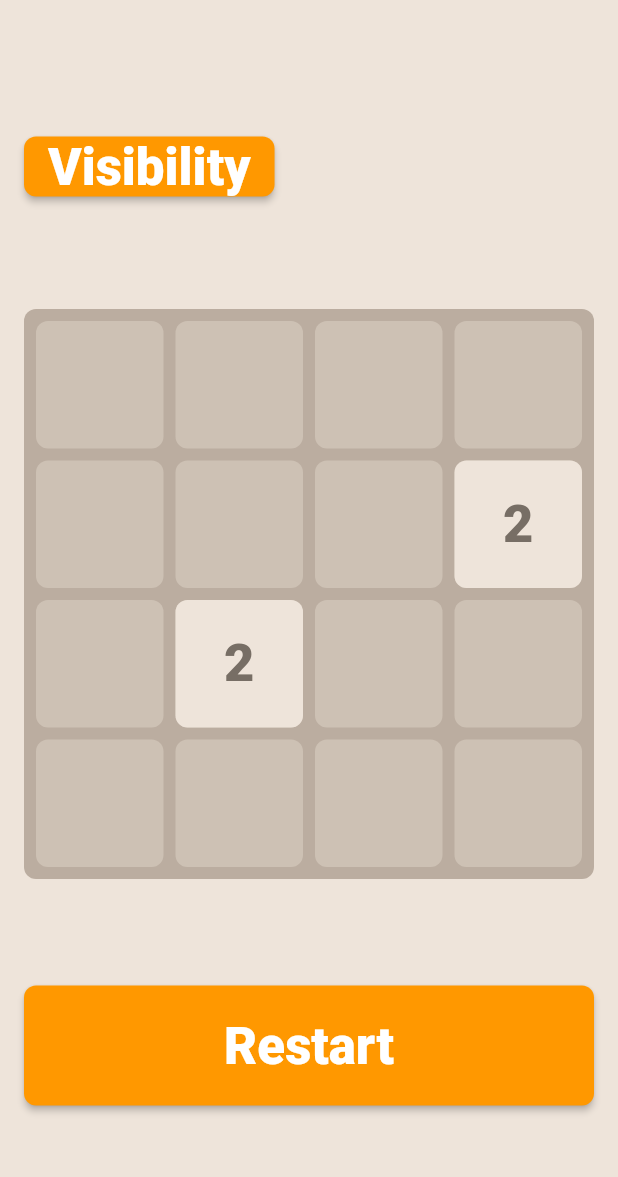
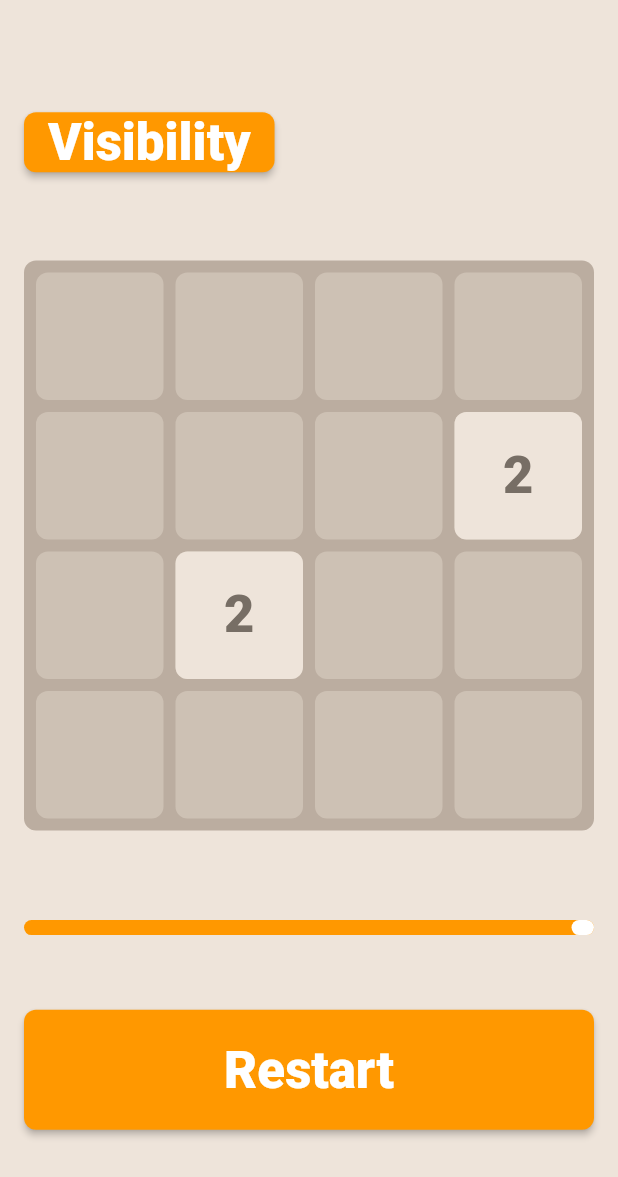
Before and after one commit to LeoPororo/tester2048, a Flutter app: the screen it shows after launch, after a tap on "Restart", on a phone screen of 412 x 824 dp. Shown: the top 1177 px of the screen. Run offline on Flutter 3.47's test engine with Material 2 defaults, Android fonts, the phone set to English and light mode, and no system bars.

Commit message:
Timer
Timer+CustomPaint,
LineTimer doesn't update every second and would UI only update if the tiles are moved. Counter still continues to countdown on the background.
Visibility mode is still not dependent on the timer.

```diff
--- /dev/null
+++ b/lib/custom_paint.dart
@@ -0,0 +1,31 @@
+import 'package:flutter/material.dart';
+
+class MyPainter extends CustomPainter {
+  MyPainter({this.paintCounter});
+
+  @override
+  int paintCounter;
+  void paint(Canvas canvas, Size size) {
+    final p1 = Offset(5, 10);
+    final p2 = Offset(375, 10);
+    final paint = Paint()
+      ..color = Colors.orange
+      ..strokeCap = StrokeCap.round
+      ..strokeWidth = 10;
+    canvas.drawLine(p1, p2, paint);
+    final endLine = Offset(375, 10);
+    int operation = 407 - 37 * (11 - paintCounter);
+    var p3 = Offset(operation.toDouble(), 10);
+    print(operation);
+    final rePainted = Paint()
+      ..color = Colors.white
+      ..strokeCap = StrokeCap.round
+      ..strokeWidth = 10;
+    canvas.drawLine(p3, endLine, rePainted);
+  }
+
+  @override
+  bool shouldRepaint(CustomPainter old) {
+    return false;
+  }
+}
--- a/lib/main.dart
+++ b/lib/main.dart
@@ -1,6 +1,9 @@
 import 'package:flutter/material.dart';
 import 'constants.dart';
 import 'tile.dart';
+import 'dart:ui';
+import 'custom_paint.dart';
+import 'dart:async';
 
 void main() {
   runApp(MyApp());
@@ -23,6 +26,8 @@ class Home2048 extends StatefulWidget {
 
 class _Home2048State extends State<Home2048>
     with SingleTickerProviderStateMixin {
+  Timer _timer;
+  int counter = 10;
   AnimationController controller;
   List<List<Tile>> grid =
       List.generate(4, (y) => List.generate(4, (x) => Tile(x, y, 0)));
@@ -36,6 +41,8 @@ class _Home2048State extends State<Home2048>
   @override
   void initState() {
     super.initState();
+    // timerSimulator =
+    //     AnimationController(vsync: this, duration: Duration(seconds: 5));
     controller =
         AnimationController(vsync: this, duration: Duration(milliseconds: 200));
     controller.addStatusListener((status) {
@@ -51,6 +58,7 @@ class _Home2048State extends State<Home2048>
     });
 
     restartGame();
+    decreasingProgressBar();
   }
 
   void addNewTile(List<int> newTiles) {
@@ -59,6 +67,24 @@ class _Home2048State extends State<Home2048>
     for (int i = 0; i < newTiles.length; i++) {
       toAdd.add(Tile(empty[i].x, empty[i].y, newTiles[i])..appear(controller));
     }
+  }
+
+  void decreasingProgressBar() {
+    counter = 10;
+
+    if (_timer != null) {
+      _timer.cancel();
+    }
+    _timer = Timer.periodic(Duration(seconds: 1), (timer) {
+      setState(() {
+        if (counter > 0) {
+          counter--;
+        } else {
+          _timer.cancel();
+          restartGame();
+        }
+      });
+    });
   }
 
   @override
@@ -193,6 +219,13 @@ class _Home2048State extends State<Home2048>
               ),
             ),
             Container(
+              width: 400,
+              child: CustomPaint(
+                size: Size(10, 10),
+                painter: MyPainter(paintCounter: counter),
+              ),
+            ),
+            Container(
               height: 80,
               width: 400,
               child: RaisedButton(
@@ -290,6 +323,8 @@ class _Home2048State extends State<Home2048>
       toAdd.clear();
       addNewTile([2, 2]);
       controller.forward(from: 0);
+      decreasingProgressBar();
+      MyPainter(paintCounter: counter);
     });
   }
 
```
